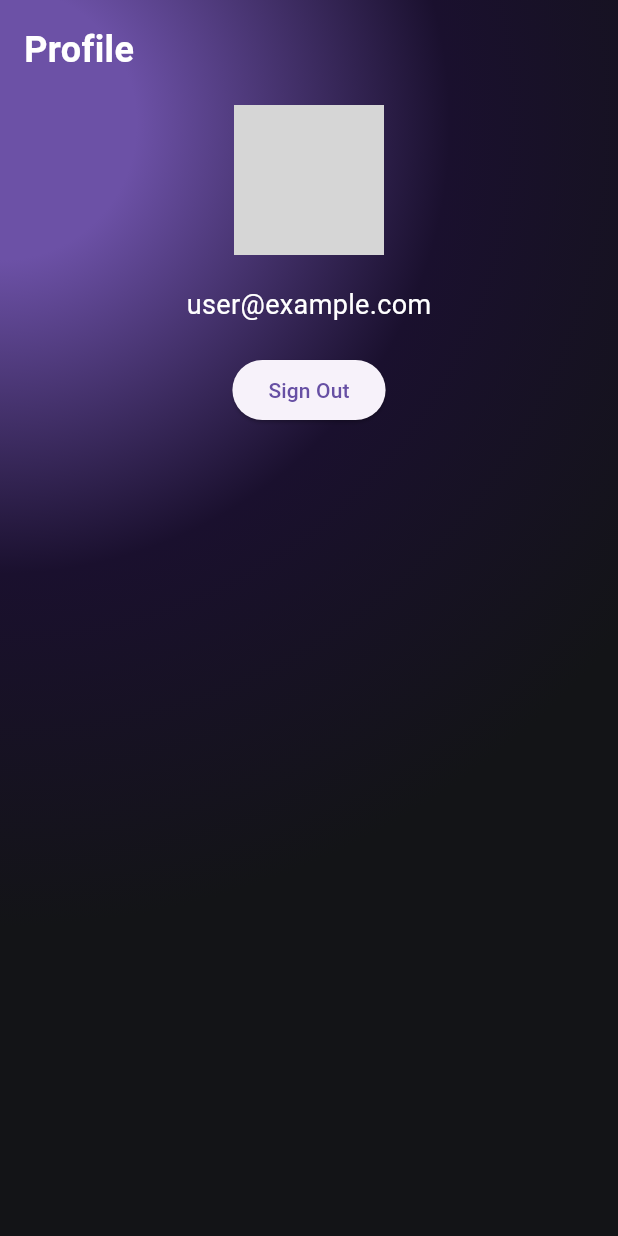
After one commit to punipyuni/SleepPal, a Flutter app: the ProfilePage screen opened directly, on a phone screen of 412 x 824 dp. The commit adds this screen. Run offline on Flutter 3.47's test engine with Material 3 defaults, Android fonts, the phone set to English and light mode, and no system bars; our stand-ins replace dash_chat_2, fl_chart; missing offline and left inert: health; network calls fail; grey boxes are pictures that could not be loaded.

Commit message:
Add profil page

```diff
--- a/lib/pages/Forum.dart
+++ b/lib/pages/Forum.dart
@@ -1,6 +1,6 @@
 import 'package:flutter/material.dart';
-import '../widgets/forum_header.dart';
-import '../widgets/forum_post.dart';
+import '../widgets/Forum/forum_header.dart';
+import '../widgets/Forum/forum_post.dart';
 import '../widgets/bottom_nav_bar.dart'; // Assuming you want to include the BottomNavBar
 import '../pages/sleep.dart'; // Import other screens here as well
 
--- a/lib/pages/MainScreen.dart
+++ b/lib/pages/MainScreen.dart
@@ -1,7 +1,8 @@
 import 'package:flutter/material.dart';
+import 'package:sleeppal_update/pages/Profile.dart';
 import '../pages/chatGPT.dart';
 import 'package:sleeppal_update/pages/chatGPT.dart';
-import '../widgets/forum_post.dart';
+import '../widgets/Forum/forum_post.dart';
 import '../widgets/bottom_nav_bar.dart';
 import '../pages/sleep.dart';
 import '../pages/Forum.dart';
@@ -22,11 +23,11 @@ class _MainScreenState extends State<MainScreen> {
 
   // Define the different pages to switch between
   final List<Widget> _pages = [
-    Chatgpt(),  // Replace with your actual SleepGPT page widget
-    Behavior(),  // Replace with your actual Behavior page widget
-    SleepScreen(),   // Replace with your actual Sleep page widget
-    SleepStatisticsDashboard(),// Replace with your actual Statistics page widget
-    ForumPage(),     // ForumPage (your current page)
+    Chatgpt(),
+    Behavior(),
+    SleepScreen(),
+    SleepStatisticsDashboard(),
+    ProfilePage(),
   ];
 
   // Handle bottom navigation taps
--- /dev/null
+++ b/lib/pages/Profile.dart
@@ -0,0 +1,62 @@
+import 'package:flutter/material.dart';
+import '../widgets/Profile/profile_header.dart'; // Replace with the actual path to your ProfileHeader widget
+
+class ProfilePage extends StatelessWidget {
+  final String email = 'user@example.com'; // Replace with actual user email
+  final String profileImageUrl = 'https://example.com/profile.jpg'; // Replace with actual image URL
+
+  @override
+  Widget build(BuildContext context) {
+    return Scaffold(
+      body: Container(
+        decoration: BoxDecoration(
+          gradient: RadialGradient(
+            center: Alignment(-1.0, -0.8),
+            radius: 1.3,
+            colors: [
+              Color(0xFF6C51A6), // Light purple
+              Color(0xFF1A102E), // Darker shade
+              Color(0xFF131417), // Almost black
+            ],
+            stops: [0.17, 0.56, 1.0],
+          ),
+        ),
+        child: SafeArea(
+          child: Padding(
+            padding: const EdgeInsets.all(16.0),
+            child: Column(
+              crossAxisAlignment: CrossAxisAlignment.start,
+              children: <Widget>[
+                ProfileHeader(), // Use the ProfileHeader widget here
+                SizedBox(height: 20),
+                Center( // Center the following widgets within their own container
+                  child: CircleAvatar(
+                    radius: 50,
+                    backgroundImage: NetworkImage(profileImageUrl),
+                  ),
+                ),
+                SizedBox(height: 20),
+                Center( // Center the text as well
+                  child: Text(
+                    email,
+                    style: TextStyle(fontSize: 18, color: Colors.white), // Optional: Change text color for better contrast
+                  ),
+                ),
+                SizedBox(height: 20),
+                Center( // Center the button too
+                  child: ElevatedButton(
+                    onPressed: () {
+                      // Add sign out logic here
+                      print('Sign out button pressed');
+                    },
+                    child: Text('Sign Out'),
+                  ),
+                ),
+              ],
+            ),
+          ),
+        ),
+      ),
+    );
+  }
+}
--- a/lib/pages/sleepGPT.dart
+++ b/lib/pages/sleepGPT.dart
@@ -1,6 +1,6 @@
 import 'package:dash_chat_2/dash_chat_2.dart';
 import 'package:flutter/material.dart';
-import '../widgets/forum_header.dart';
+import '../widgets/Forum/forum_header.dart';
 
 class SleepGPT extends StatefulWidget {
   const SleepGPT({Key? key}) : super(key: key);
--- a/lib/widgets/forum_post.dart
+++ b/lib/widgets/Forum/forum_post.dart
@@ -1,5 +1,5 @@
 import 'package:flutter/material.dart';
-import '../widgets/forum_detail.dart';
+import 'forum_detail.dart';
 
 class ForumPostWidget extends StatelessWidget {
   final String title;
--- /dev/null
+++ b/lib/widgets/Profile/profile_header.dart
@@ -0,0 +1,23 @@
+
+import 'package:flutter/material.dart';
+
+class ProfileHeader extends StatelessWidget {
+  const ProfileHeader({Key? key}) : super(key: key);
+
+  @override
+  Widget build(BuildContext context) {
+    return Row(
+      mainAxisAlignment: MainAxisAlignment.spaceBetween,
+      children: [
+        const Text(
+          'Profile',
+          style: TextStyle(
+            color: Colors.white,
+            fontSize: 24,
+            fontWeight: FontWeight.bold,
+          ),
+        ),
+      ],
+    );
+  }
+}
--- a/lib/widgets/bottom_nav_bar.dart
+++ b/lib/widgets/bottom_nav_bar.dart
@@ -39,8 +39,8 @@ class BottomNavBar extends StatelessWidget {
           label: 'Statistic',
         ),
         BottomNavigationBarItem(
-          icon: Icon(Icons.forum),
-          label: 'Forum',
+          icon: Icon(Icons.person),
+          label: 'Profile',
         ),
       ],
     );
```
Also changed, not shown: lib/widgets/Forum/forum_detail.dart (renamed from lib/widgets/forum_detail.dart), lib/widgets/Forum/forum_header.dart (renamed from lib/widgets/forum_header.dart).
